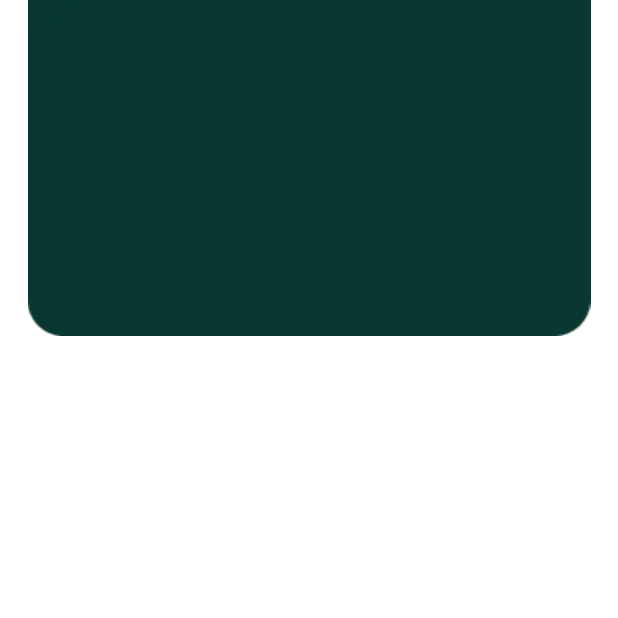
After one commit to elifcr/Sulama_Sistemi, an Android app: the AreaActivity screen opened directly, with no data from a screen before it, on a phone screen of 412 x 824 dp, the top half of it. The commit adds this screen. Run offline under Robolectric (Android 15) with nearby library versions, the phone set to English and light mode, and no system bars.

```diff
--- /dev/null
+++ b/app/src/main/java/com/example/myapplication/AreaActivity.kt
@@ -0,0 +1,20 @@
+package com.example.myapplication
+
+import android.os.Bundle
+import androidx.activity.enableEdgeToEdge
+import androidx.appcompat.app.AppCompatActivity
+import androidx.core.view.ViewCompat
+import androidx.core.view.WindowInsetsCompat
+
+class AreaActivity : AppCompatActivity() {
+    override fun onCreate(savedInstanceState: Bundle?) {
+        super.onCreate(savedInstanceState)
+        enableEdgeToEdge()
+        setContentView(R.layout.activity_area)
+        ViewCompat.setOnApplyWindowInsetsListener(findViewById(R.id.main)) { v, insets ->
+            val systemBars = insets.getInsets(WindowInsetsCompat.Type.systemBars())
+            v.setPadding(systemBars.left, systemBars.top, systemBars.right, systemBars.bottom)
+            insets
+        }
+    }
+}
--- /dev/null
+++ b/app/src/main/res/layout/activity_area.xml
@@ -0,0 +1,18 @@
+<?xml version="1.0" encoding="utf-8"?>
+<androidx.constraintlayout.widget.ConstraintLayout xmlns:android="http://schemas.android.com/apk/res/android"
+    xmlns:app="http://schemas.android.com/apk/res-auto"
+    xmlns:tools="http://schemas.android.com/tools"
+    android:id="@+id/main"
+    android:layout_width="match_parent"
+    android:layout_height="match_parent"
+    android:background="@color/white"
+    tools:context=".AreaActivity">
+
+    <ImageView
+        android:layout_width="match_parent"
+        android:layout_height="wrap_content"
+        android:src="@drawable/ic_bg_shape"
+        app:layout_constraintEnd_toEndOf="parent"
+        app:layout_constraintStart_toStartOf="parent" />
+
+</androidx.constraintlayout.widget.ConstraintLayout>
```
Also changed, not shown: app/src/main/AndroidManifest.xml (+12 -0 lines), app/src/main/java/com/example/myapplication/NotificationActivity.kt (added, +20 -0 lines), app/src/main/java/com/example/myapplication/ProfileActivity.kt (added, +20 -0 lines), app/src/main/res/drawable/ic_notification.xml (added, +8 -0 lines), app/src/main/res/layout/activity_home_page.xml (+47 -7 lines), app/src/main/res/layout/activity_notification.xml (added, +10 -0 lines), app/src/main/res/layout/activity_profile.xml (added, +10 -0 lines), app/src/main/res/drawable/ic_notification2.webp (added), app/src/main/res/drawable/ic_weather.webp (deleted).
